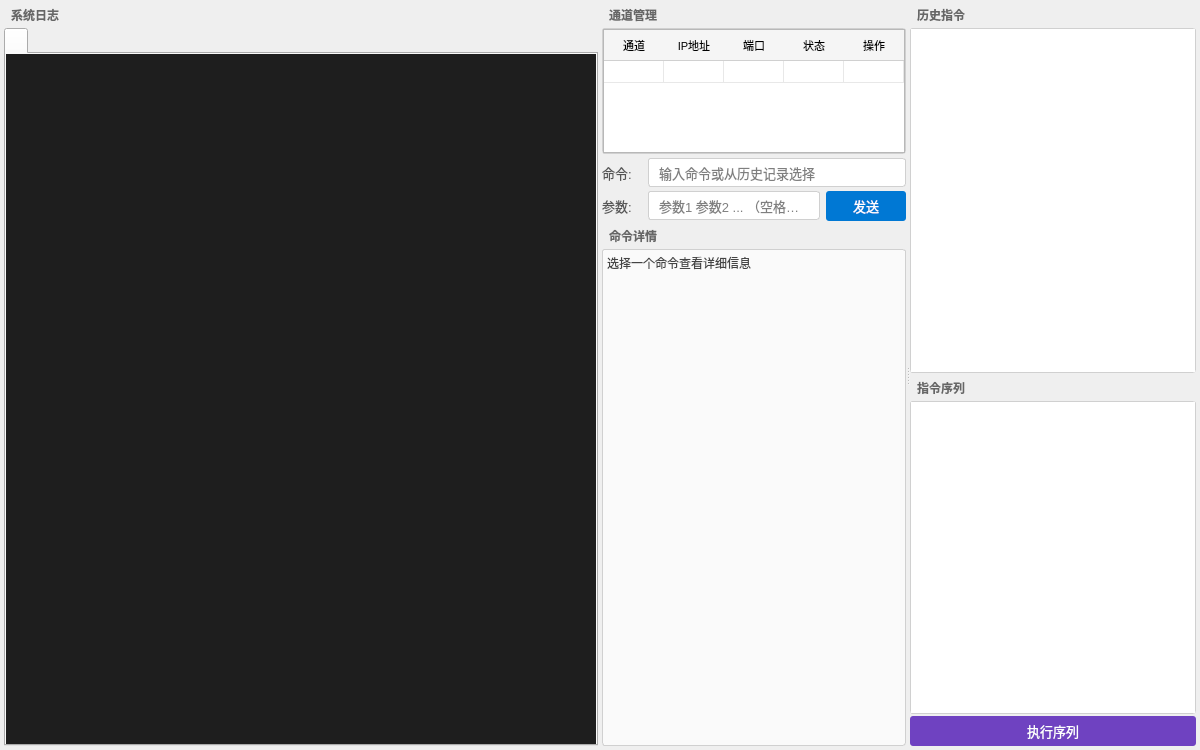
cn33331/MIX-test, file plugins/MIX_debug_plugin/MIX_debug_plugin.ui: the form before one commit.
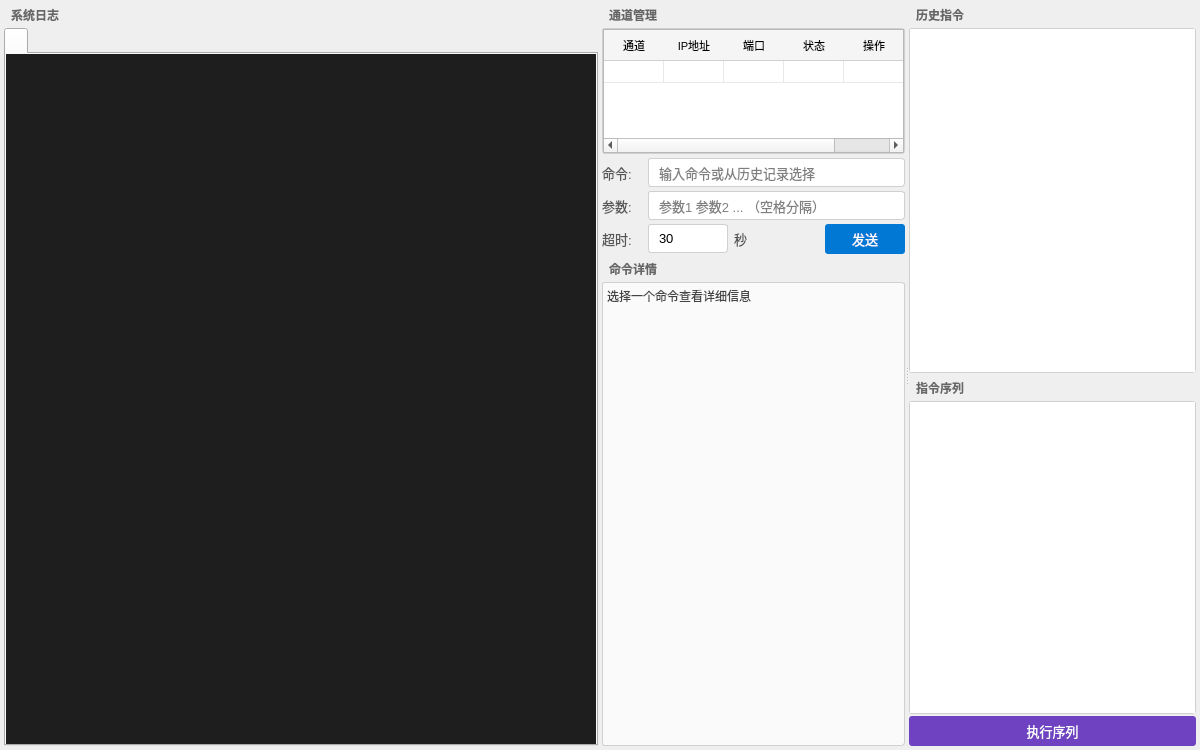
The form after the commit.

Commit message: mix-debug增加timeout时间。波形图，优化fft计算方法

```diff
--- a/plugins/MIX_debug_plugin/MIX_debug_plugin.ui
+++ b/plugins/MIX_debug_plugin/MIX_debug_plugin.ui
@@ -324,6 +324,74 @@
                </property>
               </widget>
              </item>
+            </layout>
+           </item>
+           <item>
+            <layout class="QHBoxLayout" name="timeoutLayout">
+             <property name="spacing">
+              <number>6</number>
+             </property>
+             <item>
+              <widget class="QLabel" name="timeoutLabel">
+               <property name="text">
+                <string>超时:</string>
+               </property>
+               <property name="minimumSize">
+                <size>
+                 <width>40</width>
+                 <height>0</height>
+                </size>
+               </property>
+               <property name="styleSheet">
+                <string>QLabel { color: #555; font-size: 13px; }</string>
+               </property>
+              </widget>
+             </item>
+             <item>
+              <widget class="QLineEdit" name="timeoutInput">
+               <property name="text">
+                <string>30</string>
+               </property>
+               <property name="placeholderText">
+                <string>30</string>
+               </property>
+               <property name="maximumSize">
+                <size>
+                 <width>80</width>
+                 <height>16777215</height>
+                </size>
+               </property>
+               <property name="styleSheet">
+                <string>QLineEdit { font-size: 13px; padding: 5px 8px; border: 1px solid #d0d0d0; border-radius: 3px; } QLineEdit:focus { border-color: #0078d4; }</string>
+               </property>
+              </widget>
+             </item>
+             <item>
+              <widget class="QLabel" name="timeoutUnitLabel">
+               <property name="text">
+                <string>秒</string>
+               </property>
+               <property name="styleSheet">
+                <string>QLabel { color: #555; font-size: 13px; }</string>
+               </property>
+              </widget>
+             </item>
+             <item>
+              <spacer name="timeoutSpacer">
+               <property name="orientation">
+                <enum>Qt::Horizontal</enum>
+               </property>
+               <property name="sizeType">
+                <enum>QSizePolicy::Expanding</enum>
+               </property>
+               <property name="sizeHint" stdset="0">
+                <size>
+                 <width>40</width>
+                 <height>20</height>
+                </size>
+               </property>
+              </spacer>
+             </item>
              <item>
               <widget class="QPushButton" name="sendCmdButton">
                <property name="text">
```
The commit also changes 7 other files.
